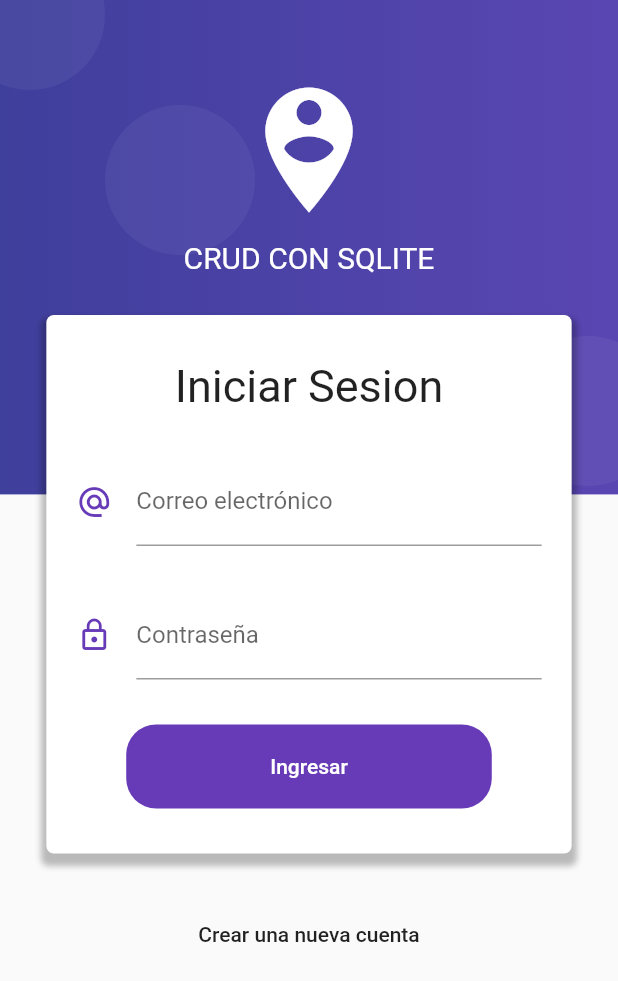
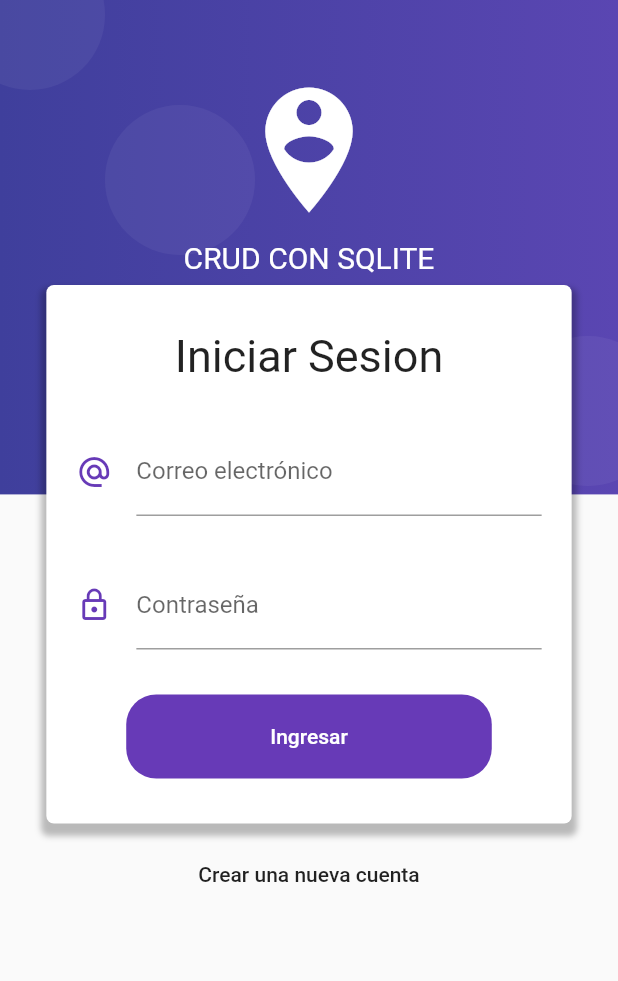
Before and after one commit to Mitezus/fluttercrud, a Flutter app: the screen it shows after launch, on a phone screen of 412 x 824 dp. Shown: the top 981 px of the screen. Run offline on Flutter 3.47's test engine with Material 2 defaults, Android fonts, the phone set to English and light mode, and no system bars.

Commit message:
probando margin

```diff
--- a/lib/src/pages/login_page.dart
+++ b/lib/src/pages/login_page.dart
@@ -22,7 +22,7 @@ class LoginPage extends StatelessWidget {
           ),
           Container(
             width: size.width * 0.85,
-            margin: EdgeInsets.symmetric(vertical: 30.0),
+            margin: EdgeInsets.symmetric(vertical: 10.0),
             padding: EdgeInsets.symmetric(vertical: 30.0),
             decoration: BoxDecoration(
                 color: Colors.white,
```
